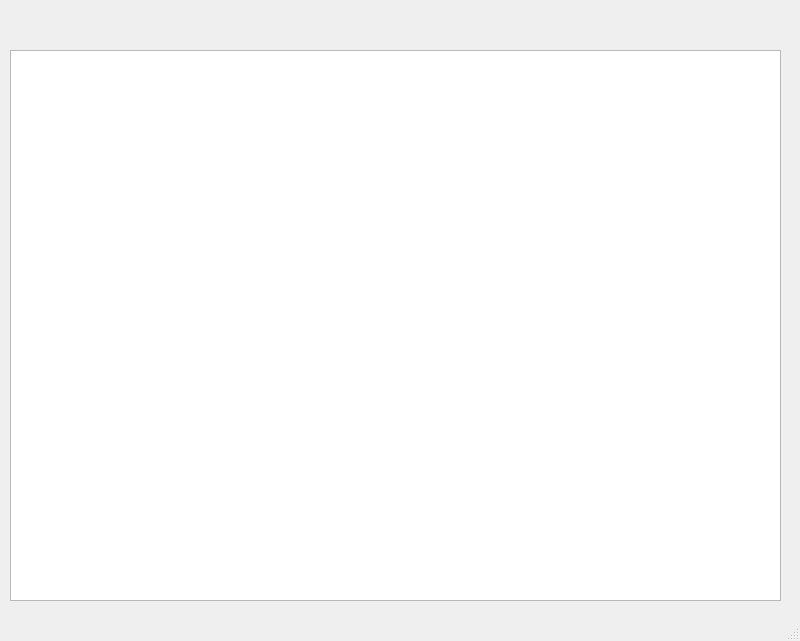
gabriellopera/proyectofinal, file mainwindow.ui: the form before one commit.
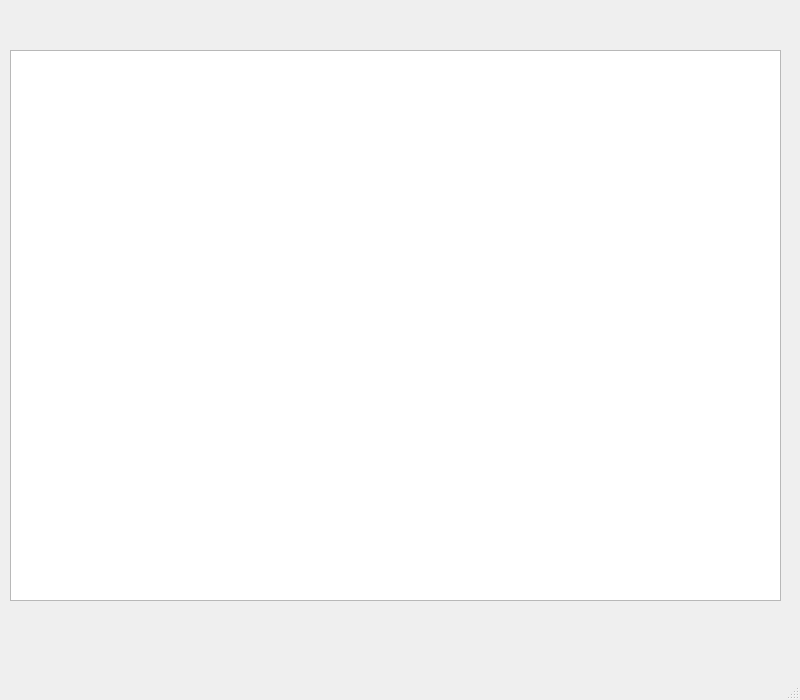
The form after the commit.

Patch:
```diff
--- a/mainwindow.ui
+++ b/mainwindow.ui
@@ -7,7 +7,7 @@
     <x>0</x>
     <y>0</y>
     <width>800</width>
-    <height>641</height>
+    <height>700</height>
    </rect>
   </property>
   <property name="windowTitle">
```
